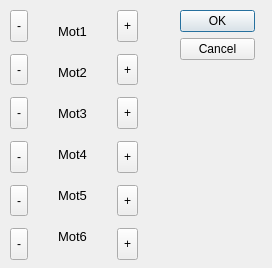
The window that SourceCode/2_uiSource/ScorbotUI_cpp/src/scorbotUi/ui_source/freeMoveWindow.ui (Alfystar/Scorbot-CA) describes before a commit, drawn with Qt 5.
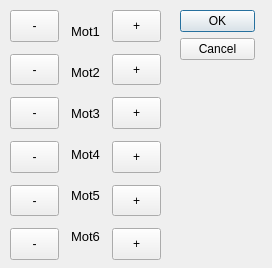
The same window after the commit.

The edit to the form file:
```diff
--- a/SourceCode/2_uiSource/ScorbotUI_cpp/src/scorbotUi/ui_source/freeMoveWindow.ui
+++ b/SourceCode/2_uiSource/ScorbotUI_cpp/src/scorbotUi/ui_source/freeMoveWindow.ui
@@ -34,7 +34,7 @@
                 <rect>
                     <x>10</x>
                     <y>10</y>
-                    <width>128</width>
+                    <width>151</width>
                     <height>250</height>
                 </rect>
             </property>
@@ -135,7 +135,7 @@
                         <item>
                             <widget class="QLabel" name="Step1_direct">
                                 <property name="sizePolicy">
-                                    <sizepolicy hsizetype="Expanding" vsizetype="Fixed">
+                                    <sizepolicy hsizetype="Fixed" vsizetype="Fixed">
                                         <horstretch>0</horstretch>
                                         <verstretch>0</verstretch>
                                     </sizepolicy>
@@ -156,7 +156,7 @@
                         <item>
                             <widget class="QLabel" name="Step2_direct">
                                 <property name="sizePolicy">
-                                    <sizepolicy hsizetype="Expanding" vsizetype="Fixed">
+                                    <sizepolicy hsizetype="Fixed" vsizetype="Fixed">
                                         <horstretch>0</horstretch>
                                         <verstretch>0</verstretch>
                                     </sizepolicy>
@@ -177,7 +177,7 @@
                         <item>
                             <widget class="QLabel" name="Step3_direct">
                                 <property name="sizePolicy">
-                                    <sizepolicy hsizetype="Expanding" vsizetype="Fixed">
+                                    <sizepolicy hsizetype="Fixed" vsizetype="Fixed">
                                         <horstretch>0</horstretch>
                                         <verstretch>0</verstretch>
                                     </sizepolicy>
@@ -198,7 +198,7 @@
                         <item>
                             <widget class="QLabel" name="Step4_direct">
                                 <property name="sizePolicy">
-                                    <sizepolicy hsizetype="Expanding" vsizetype="Fixed">
+                                    <sizepolicy hsizetype="Fixed" vsizetype="Fixed">
                                         <horstretch>0</horstretch>
                                         <verstretch>0</verstretch>
                                     </sizepolicy>
@@ -219,7 +219,7 @@
                         <item>
                             <widget class="QLabel" name="Step5_direct">
                                 <property name="sizePolicy">
-                                    <sizepolicy hsizetype="Expanding" vsizetype="Fixed">
+                                    <sizepolicy hsizetype="Fixed" vsizetype="Fixed">
                                         <horstretch>0</horstretch>
                                         <verstretch>0</verstretch>
                                     </sizepolicy>
@@ -240,7 +240,7 @@
                         <item>
                             <widget class="QLabel" name="Step6_direct">
                                 <property name="sizePolicy">
-                                    <sizepolicy hsizetype="Expanding" vsizetype="Fixed">
+                                    <sizepolicy hsizetype="Fixed" vsizetype="Fixed">
                                         <horstretch>0</horstretch>
                                         <verstretch>0</verstretch>
                                     </sizepolicy>
```
